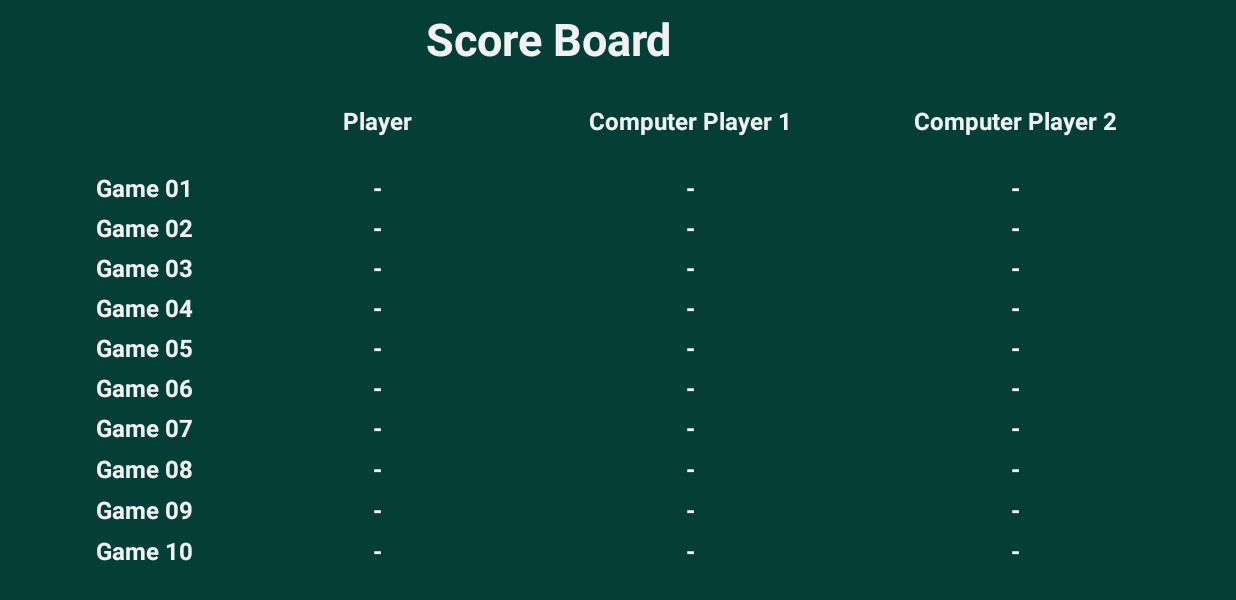
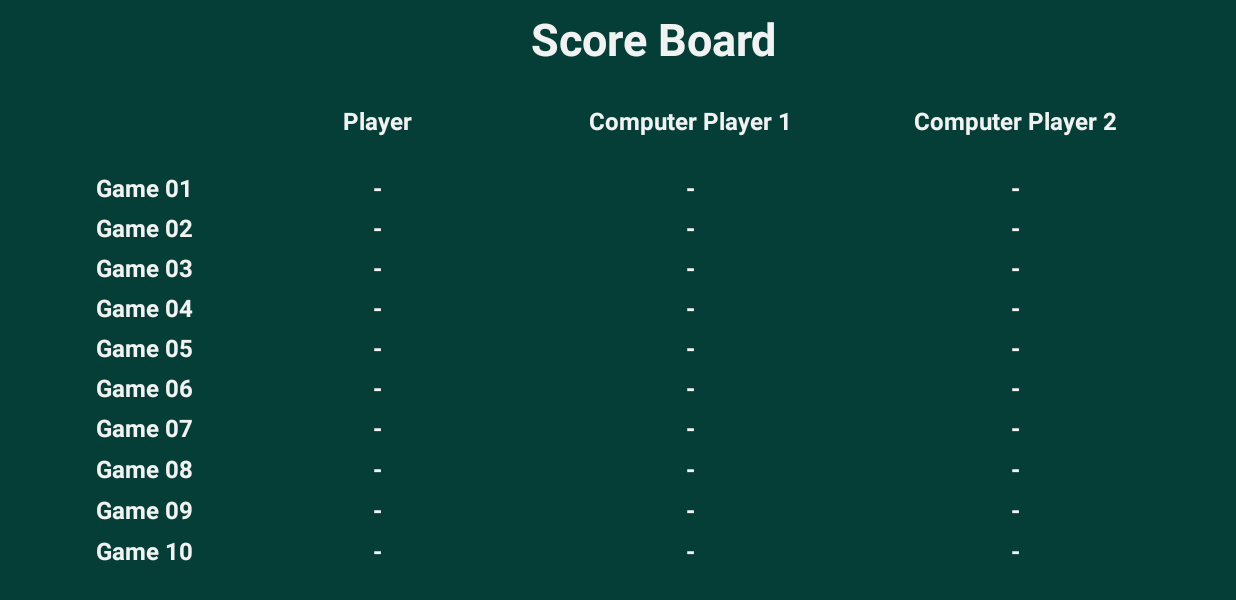
Before and after one commit to thisaldesilva/Hath_Wasi, an Android app: the scores_page screen opened directly, with no data from a screen before it, on a phone screen of 824 x 412 dp (held sideways). Shown: the top 600 px of the screen. Run offline under Robolectric (Android 15) with nearby library versions, the phone set to English and light mode, and no system bars.

Commit message:
Menu Page for large phone size (testing v3) Game_page trump layout_width fixed Scores page title layout fixed

```diff
--- a/app/src/main/res/layout/activity_main.xml
+++ b/app/src/main/res/layout/activity_main.xml
@@ -10,16 +10,14 @@
     <com.airbnb.lottie.LottieAnimationView
         android:id="@+id/animation"
         android:layout_width="480dp"
-        android:layout_height="0dp"
+        android:layout_height="900dp"
         android:alpha="0.08"
         android:gravity="center"
         android:scaleType="fitCenter"
         app:layout_constraintBottom_toBottomOf="parent"
         app:layout_constraintEnd_toEndOf="parent"
-        app:layout_constraintHorizontal_bias="0.0"
         app:layout_constraintStart_toStartOf="parent"
         app:layout_constraintTop_toTopOf="parent"
-        app:layout_constraintVertical_bias="0.0"
         app:lottie_autoPlay="true"
         app:lottie_loop="true"
         app:lottie_rawRes="@raw/background" />
@@ -130,8 +128,6 @@
         android:layout_height="200dp"
         android:layout_marginStart="116dp"
         android:layout_marginTop="120dp"
-        android:background="#053D37"
-        android:backgroundTint="#053D37"
         app:layout_constraintStart_toStartOf="parent"
         app:layout_constraintTop_toTopOf="parent"
         app:srcCompat="@drawable/newapplogo" />
--- a/app/src/main/res/layout/activity_scores_page.xml
+++ b/app/src/main/res/layout/activity_scores_page.xml
@@ -11,8 +11,8 @@
         android:id="@+id/textView3"
         android:layout_width="171dp"
         android:layout_height="0dp"
-        android:layout_marginStart="280dp"
-        android:layout_marginLeft="280dp"
+        android:layout_marginStart="350dp"
+        android:layout_marginLeft="350dp"
         android:layout_marginTop="5dp"
         android:gravity="center"
         android:text="Score Board"
--- a/app/src/main/res/layout/game_page.xml
+++ b/app/src/main/res/layout/game_page.xml
@@ -43,7 +43,7 @@
             android:id="@+id/trumpSelected"
             android:layout_width="wrap_content"
             android:layout_height="wrap_content"
-            android:layout_marginLeft="430dp"
+            android:layout_marginLeft="420dp"
             android:layout_marginTop="20dp"
             android:text="No Trump"
             android:textColor="#FFFFFF"
```
